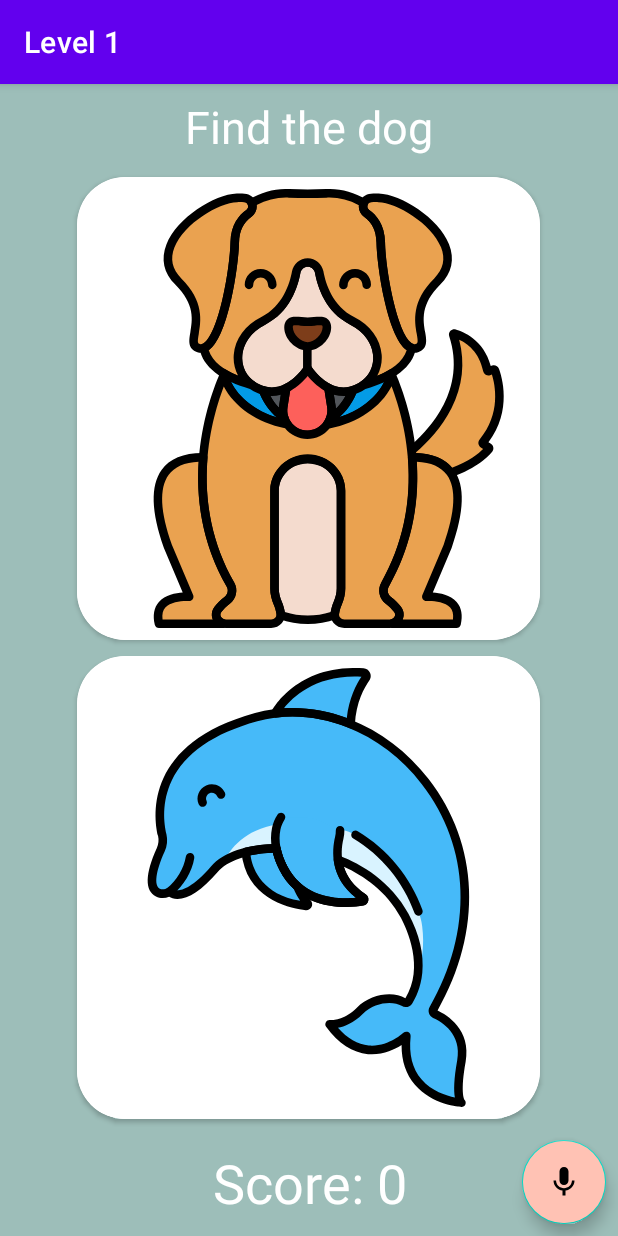
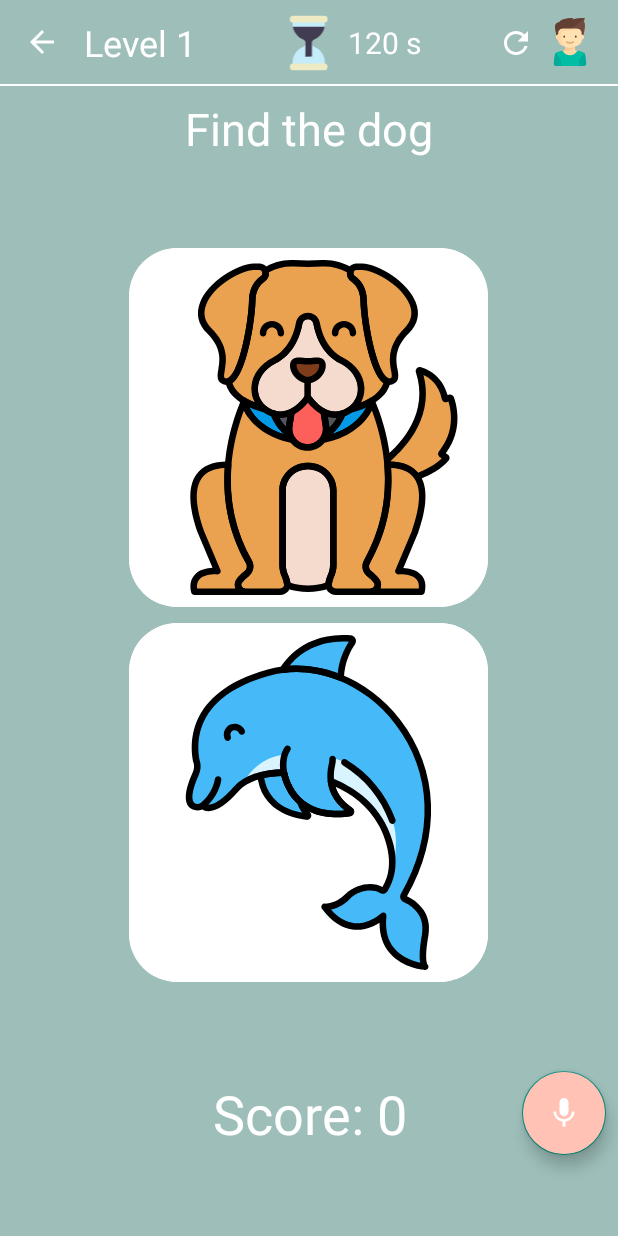
Before and after one commit to mertrkaradeniz/AnimalQuiz, an Android app: the screen it shows after launch (MainActivity), on a phone screen of 412 x 824 dp. Run offline under Robolectric (Android 15) with nearby library versions, the phone set to English and light mode, and no system bars.

Commit message:
toolbar design Added

```diff
--- a/app/src/main/AndroidManifest.xml
+++ b/app/src/main/AndroidManifest.xml
@@ -12,7 +12,8 @@
         <activity android:name=".view.GameOverActivity"
             android:theme="@style/AppTheme.NoActionBar">
         </activity>
-        <activity android:name=".view.MainActivity">
+        <activity android:name=".view.MainActivity"
+            android:theme="@style/AppTheme.NoActionBar">
             <intent-filter>
                 <action android:name="android.intent.action.MAIN" />
                 <category android:name="android.intent.category.LAUNCHER" />
--- a/app/src/main/java/com/mertrizakaradeniz/animalquiz/view/MainActivity.kt
+++ b/app/src/main/java/com/mertrizakaradeniz/animalquiz/view/MainActivity.kt
@@ -1,14 +1,17 @@
 package com.mertrizakaradeniz.animalquiz.view
 
 import android.content.Intent
-import androidx.appcompat.app.AppCompatActivity
 import android.os.Bundle
 import android.os.Handler
 import android.speech.tts.TextToSpeech
 import android.util.Log
+import android.view.Menu
+import android.view.MenuInflater
+import android.view.MenuItem
 import android.view.View
 import android.widget.TextView
 import android.widget.Toast
+import androidx.appcompat.app.AppCompatActivity
 import androidx.recyclerview.widget.GridLayoutManager
 import androidx.recyclerview.widget.RecyclerView
 import com.airbnb.lottie.LottieAnimationView
@@ -22,13 +25,16 @@ import com.mertrizakaradeniz.animalquiz.utils.*
 import java.util.*
 import kotlin.collections.ArrayList
 
+
 class MainActivity : AppCompatActivity(), TextToSpeech.OnInitListener {
 
     companion object {
         private const val TAG = "MainActivity"
     }
 
+
     private lateinit var tvScore: TextView
+    private lateinit var toolbar: androidx.appcompat.widget.Toolbar
     private lateinit var fabSound: FloatingActionButton
     private lateinit var tvQuestions: TextView
     private lateinit var rvOptionsBoard: RecyclerView
@@ -50,6 +56,7 @@ class MainActivity : AppCompatActivity(), TextToSpeech.OnInitListener {
 
         // Initialize the view elements
         tvScore = findViewById(R.id.tvScore)
+        toolbar = findViewById(R.id.toolbar)
         fabSound = findViewById(R.id.fabSound)
         tvQuestions = findViewById(R.id.tvQuestion)
         rvOptionsBoard = findViewById(R.id.rvOptionsBoard)
@@ -78,9 +85,8 @@ class MainActivity : AppCompatActivity(), TextToSpeech.OnInitListener {
         super.onDestroy()
     }
 
-    private fun animate(animationView : LottieAnimationView) {
+    private fun animate(animationView: LottieAnimationView) {
         animationView.visibility = View.VISIBLE
-        //animationView.setSpeed(1f)
         animationView.playAnimation()
     }
 
@@ -109,8 +115,7 @@ class MainActivity : AppCompatActivity(), TextToSpeech.OnInitListener {
                         speakOut(cards[qPosition].questionText.toString())
                         qPosition = 0
                         animationSuccess.visibility = View.GONE
-                    }, 1500)
-
+                    }, 2000)
                 } else if (position == answer) {
                     qPosition++
                     score += 5
@@ -122,7 +127,7 @@ class MainActivity : AppCompatActivity(), TextToSpeech.OnInitListener {
                         adapter.notifyDataSetChanged()
                         speakOut(cards[qPosition].questionText.toString())
                         animationSuccess.visibility = View.GONE
-                    }, 1500)
+                    }, 2000)
                     Log.i(TAG, "Answer is correct $answer")
                 } else if (position != answer) {
                     speakOut("The answer is wrong!")
@@ -146,7 +151,7 @@ class MainActivity : AppCompatActivity(), TextToSpeech.OnInitListener {
     private fun setupQuestion() {
         when (boardSize) {
             BoardSize.LEVEL_1 -> {
-                supportActionBar!!.setTitle("Level 1")
+                //supportActionBar!!.setTitle("Level 1")
                 cards.clear()
                 question.clear()
                 cards.add(Q1Lvl1)
@@ -158,7 +163,7 @@ class MainActivity : AppCompatActivity(), TextToSpeech.OnInitListener {
                 answer = cards[qPosition].correctAnswer!!
             }
             BoardSize.LEVEL_2 -> {
-                supportActionBar!!.setTitle("Level 2")
+                //supportActionBar!!.setTitle("Level 2")
                 cards.clear()
                 question.clear()
                 cards.add(Q1Lvl2)
@@ -171,7 +176,7 @@ class MainActivity : AppCompatActivity(), TextToSpeech.OnInitListener {
                 answer = cards[qPosition].correctAnswer!!
             }
             BoardSize.LEVEL_3 -> {
-                supportActionBar!!.setTitle("Level 3")
+                //supportActionBar!!.setTitle("Level 3")
                 cards.clear()
                 question.clear()
                 cards.add(Q1Lvl3)
@@ -185,7 +190,7 @@ class MainActivity : AppCompatActivity(), TextToSpeech.OnInitListener {
                 answer = cards[qPosition].correctAnswer!!
             }
             BoardSize.LEVEL_4 -> {
-                supportActionBar!!.setTitle("Level 4")
+                //supportActionBar!!.setTitle("Level 4")
                 cards.clear()
                 question.clear()
                 cards.add(Q1Lvl4)
@@ -201,7 +206,7 @@ class MainActivity : AppCompatActivity(), TextToSpeech.OnInitListener {
                 answer = cards[qPosition].correctAnswer!!
             }
             BoardSize.LEVEL_5 -> {
-                supportActionBar!!.setTitle("Level 5")
+                //supportActionBar!!.setTitle("Level 5")
                 cards.clear()
                 question.clear()
                 cards.add(Q1Lvl5)
--- /dev/null
+++ b/app/src/main/res/drawable/ic_back.xml
@@ -0,0 +1,5 @@
+<vector android:height="24dp" android:tint="#FFFFFF"
+    android:viewportHeight="24" android:viewportWidth="24"
+    android:width="24dp" xmlns:android="http://schemas.android.com/apk/res/android">
+    <path android:fillColor="@android:color/white" android:pathData="M20,11H7.83l5.59,-5.59L12,4l-8,8 8,8 1.41,-1.41L7.83,13H20v-2z"/>
+</vector>
--- /dev/null
+++ b/app/src/main/res/drawable/ic_refresh.xml
@@ -0,0 +1,5 @@
+<vector android:height="24dp" android:tint="#FFFFFF"
+    android:viewportHeight="24" android:viewportWidth="24"
+    android:width="24dp" xmlns:android="http://schemas.android.com/apk/res/android">
+    <path android:fillColor="@android:color/white" android:pathData="M17.65,6.35C16.2,4.9 14.21,4 12,4c-4.42,0 -7.99,3.58 -7.99,8s3.57,8 7.99,8c3.73,0 6.84,-2.55 7.73,-6h-2.08c-0.82,2.33 -3.04,4 -5.65,4 -3.31,0 -6,-2.69 -6,-6s2.69,-6 6,-6c1.66,0 3.14,0.69 4.22,1.78L13,11h7V4l-2.35,2.35z"/>
+</vector>
--- a/app/src/main/res/layout/activity_main.xml
+++ b/app/src/main/res/layout/activity_main.xml
@@ -6,6 +6,95 @@
     android:layout_height="match_parent"
     android:background="#9dbeb9"
     tools:context=".view.MainActivity">
+
+    <androidx.appcompat.widget.Toolbar
+        android:id="@+id/toolbar"
+        android:layout_width="match_parent"
+        android:layout_height="wrap_content"
+        android:background="?attr/colorPrimary"
+        android:minHeight="?attr/actionBarSize"
+        android:theme="?attr/actionBarTheme"
+        android:backgroundTint="#9dbeb9"
+        app:layout_constraintEnd_toEndOf="parent"
+        app:layout_constraintStart_toStartOf="parent"
+        app:layout_constraintTop_toTopOf="parent" />
+
+    <ImageView
+        android:id="@+id/imgBack"
+        android:layout_width="wrap_content"
+        android:layout_height="wrap_content"
+        android:layout_marginStart="16dp"
+        app:layout_constraintBottom_toBottomOf="@+id/toolbar"
+        app:layout_constraintStart_toStartOf="parent"
+        app:layout_constraintTop_toTopOf="parent"
+        app:srcCompat="@drawable/ic_back" />
+
+    <ImageView
+        android:id="@+id/imgRefresh"
+        android:layout_width="wrap_content"
+        android:layout_height="wrap_content"
+        android:layout_marginEnd="8dp"
+        app:layout_constraintBottom_toBottomOf="@+id/toolbar"
+        app:layout_constraintEnd_toStartOf="@+id/imgSmallProfile"
+        app:layout_constraintTop_toTopOf="@+id/toolbar"
+        app:layout_constraintVertical_bias="0.531"
+        app:srcCompat="@drawable/ic_refresh" />
+
+    <TextView
+        android:id="@+id/tvLevel"
+        android:layout_width="wrap_content"
+        android:layout_height="wrap_content"
+        android:layout_marginStart="16dp"
+        android:text="Level 1"
+        android:textColor="@color/white"
+        android:textSize="24sp"
+        app:layout_constraintBottom_toBottomOf="@+id/toolbar"
+        app:layout_constraintStart_toEndOf="@+id/imgBack"
+        app:layout_constraintTop_toTopOf="@+id/toolbar" />
+
+    <TextView
+        android:id="@+id/tvTime"
+        android:layout_width="wrap_content"
+        android:layout_height="wrap_content"
+        android:layout_marginStart="96dp"
+        android:text=" 120 s"
+        android:textColor="@color/white"
+        android:textSize="20sp"
+        app:layout_constraintBottom_toBottomOf="@+id/toolbar"
+        app:layout_constraintEnd_toEndOf="parent"
+        app:layout_constraintStart_toStartOf="parent"
+        app:layout_constraintTop_toTopOf="parent" />
+
+    <com.airbnb.lottie.LottieAnimationView
+        android:id="@+id/animationTime"
+        android:layout_width="128dp"
+        android:layout_height="128dp"
+        android:visibility="visible"
+        app:lottie_autoPlay="true"
+        app:lottie_loop="true"
+        app:lottie_rawRes="@raw/hourglass"
+        app:layout_constraintBottom_toBottomOf="@+id/toolbar"
+        app:layout_constraintEnd_toEndOf="parent"
+        app:layout_constraintStart_toStartOf="parent"
+        app:layout_constraintTop_toTopOf="parent" />
+
+    <ImageView
+        android:id="@+id/imgSmallProfile"
+        android:layout_width="32dp"
+        android:layout_height="32dp"
+        android:layout_marginEnd="16dp"
+        app:layout_constraintBottom_toBottomOf="@+id/toolbar"
+        app:layout_constraintEnd_toEndOf="parent"
+        app:layout_constraintTop_toTopOf="@+id/toolbar"
+        app:srcCompat="@drawable/ic_boy" />
+
+    <View
+        android:id="@+id/view2"
+        android:layout_width="match_parent"
+        android:layout_height="1dp"
+        android:background="@color/white"
+        app:layout_constraintTop_toBottomOf="@+id/toolbar"
+        tools:layout_editor_absoluteX="0dp" />
 
     <TextView
         android:id="@+id/tvQuestion"
@@ -19,14 +108,14 @@
         android:textColor="@color/white"
         android:textSize="30sp"
         app:layout_constraintEnd_toEndOf="parent"
+        app:layout_constraintHorizontal_bias="0.0"
         app:layout_constraintStart_toStartOf="parent"
-        app:layout_constraintTop_toTopOf="parent" />
-
+        app:layout_constraintTop_toBottomOf="@+id/view2" />
 
     <androidx.recyclerview.widget.RecyclerView
         android:id="@+id/rvOptionsBoard"
         android:layout_width="0dp"
-        android:layout_height="0dp"
+        android:layout_height="500dp"
         android:layout_marginStart="16dp"
         android:layout_marginTop="8dp"
         android:layout_marginEnd="16dp"
@@ -40,10 +129,7 @@
         android:id="@+id/animationSuccess"
         android:layout_width="match_parent"
         android:layout_height="wrap_content"
-        android:layout_marginStart="8dp"
-        android:layout_marginTop="8dp"
-        android:layout_marginEnd="8dp"
-        android:layout_marginBottom="8dp"
+        android:layout_margin="8dp"
         android:visibility="gone"
         app:layout_constraintBottom_toBottomOf="parent"
         app:layout_constraintEnd_toEndOf="parent"
@@ -57,10 +143,7 @@
         android:id="@+id/animationFail"
         android:layout_width="match_parent"
         android:layout_height="wrap_content"
-        android:layout_marginStart="8dp"
-        android:layout_marginTop="8dp"
-        android:layout_marginEnd="8dp"
-        android:layout_marginBottom="8dp"
+        android:layout_margin="8dp"
         android:visibility="gone"
         app:layout_constraintBottom_toBottomOf="parent"
         app:layout_constraintEnd_toEndOf="parent"
@@ -100,4 +183,5 @@
         app:layout_constraintStart_toStartOf="parent"
         app:layout_constraintTop_toBottomOf="@+id/rvOptionsBoard" />
 
+
 </androidx.constraintlayout.widget.ConstraintLayout>
```
Also changed, not shown: app/src/main/res/raw/hourglass.json (+1 -1 lines).
